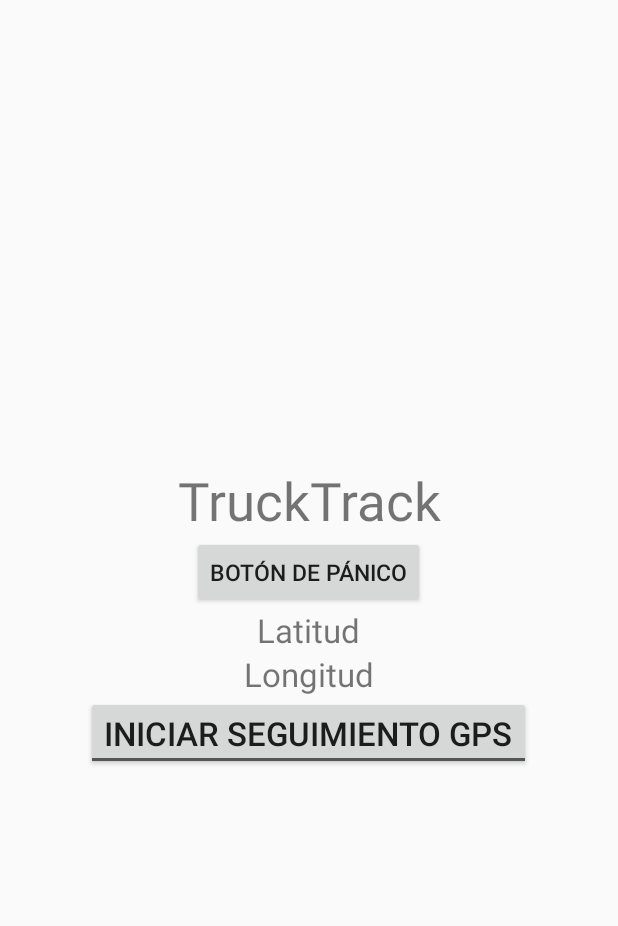
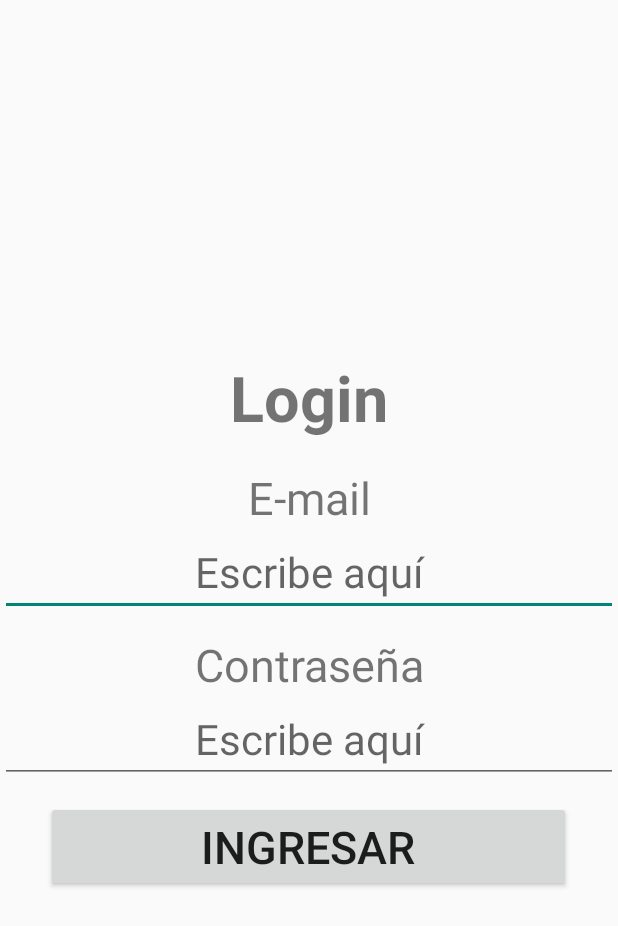
Before and after one commit to JCarlosR/TruckTrack, an Android app: the screen it shows after launch (StartActivity before the commit, LoginActivity after it), on a phone screen of 412 x 824 dp. Shown: the top 926 px of the screen. Run offline under Robolectric (Android 15) with nearby library versions, the phone set to English and light mode, and no system bars.

```diff
--- /dev/null
+++ b/app/src/main/java/com/programacionymas/trucktrack/ui/LoginActivity.java
@@ -0,0 +1,72 @@
+package com.programacionymas.trucktrack.ui;
+
+import android.content.Intent;
+import android.support.v7.app.AppCompatActivity;
+import android.os.Bundle;
+import android.view.View;
+import android.widget.Button;
+import android.widget.EditText;
+import android.widget.Toast;
+
+import com.programacionymas.trucktrack.R;
+import com.programacionymas.trucktrack.io.ApiAdapter;
+import com.programacionymas.trucktrack.io.response.LoginResponse;
+import com.programacionymas.trucktrack.model.User;
+
+import retrofit2.Call;
+import retrofit2.Callback;
+import retrofit2.Response;
+
+public class LoginActivity extends AppCompatActivity implements View.OnClickListener, Callback<LoginResponse> {
+
+    EditText etEmail, etPassword;
+    Button btnLogin;
+
+    @Override
+    protected void onCreate(Bundle savedInstanceState) {
+        super.onCreate(savedInstanceState);
+        setContentView(R.layout.activity_login);
+
+        etEmail = (EditText) findViewById(R.id.etEmail);
+        etPassword = (EditText) findViewById(R.id.etPassword);
+        btnLogin = (Button) findViewById(R.id.btnLogin);
+
+        btnLogin.setOnClickListener(this);
+    }
+
+    @Override
+    public void onClick(View view) {
+        final String email = etEmail.getText().toString();
+        final String password = etPassword.getText().toString();
+
+        Call<LoginResponse> call = ApiAdapter.getApiService().getLogin(email, password);
+        call.enqueue(this);
+    }
+
+    @Override
+    public void onResponse(Call<LoginResponse> call, Response<LoginResponse> response) {
+        if (response.isSuccessful()) {
+            LoginResponse loginResponse = response.body();
+            if (loginResponse.isSuccess()) {
+                final User user = loginResponse.getUser();
+                Toast.makeText(this, "Bienvenido, " + user.getName(), Toast.LENGTH_SHORT).show();
+
+                goToNextActivity();
+            } else {
+                Toast.makeText(this, "Sus datos son incorrectos", Toast.LENGTH_SHORT).show();
+            }
+        }
+    }
+
+    @Override
+    public void onFailure(Call<LoginResponse> call, Throwable t) {
+        Toast.makeText(this, "No hay conexión a internet", Toast.LENGTH_SHORT).show();
+    }
+
+
+    private void goToNextActivity()
+    {
+        Intent intent = new Intent(this, StartActivity.class);
+        startActivity(intent);
+    }
+}
--- /dev/null
+++ b/app/src/main/res/layout/activity_login.xml
@@ -0,0 +1,59 @@
+<?xml version="1.0" encoding="utf-8"?>
+<LinearLayout xmlns:android="http://schemas.android.com/apk/res/android"
+    xmlns:app="http://schemas.android.com/apk/res-auto"
+    xmlns:tools="http://schemas.android.com/tools"
+    android:layout_width="match_parent"
+    android:layout_height="match_parent"
+    android:gravity="center"
+    android:orientation="vertical"
+    tools:context="com.programacionymas.trucktrack.ui.LoginActivity">
+
+    <TextView
+        android:layout_marginTop="8dp"
+        android:text="Login"
+        android:textSize="42sp"
+        android:gravity="center"
+        android:textStyle="bold"
+        android:layout_width="match_parent"
+        android:layout_height="wrap_content" />
+
+    <TextView
+        android:layout_marginTop="18dp"
+        android:text="E-mail"
+        android:textSize="30sp"
+        android:gravity="center"
+        android:layout_width="match_parent"
+        android:layout_height="wrap_content" />
+
+    <EditText
+        android:id="@+id/etEmail"
+        android:textSize="28sp"
+        android:gravity="center"
+        android:hint="Escribe aquí"
+        android:layout_width="match_parent"
+        android:layout_height="wrap_content" />
+
+    <TextView
+        android:layout_marginTop="12dp"
+        android:text="Contraseña"
+        android:textSize="30sp"
+        android:gravity="center"
+        android:layout_width="match_parent"
+        android:layout_height="wrap_content" />
+
+    <EditText
+        android:id="@+id/etPassword"
+        android:gravity="center"
+        android:textSize="28sp"
+        android:hint="Escribe aquí"
+        android:layout_width="match_parent"
+        android:layout_height="wrap_content" />
+
+    <Button
+        android:id="@+id/btnLogin"
+        android:layout_marginTop="12dp"
+        android:textSize="30sp"
+        android:text="Ingresar"
+        android:layout_width="350dp"
+        android:layout_height="wrap_content" />
+</LinearLayout>
--- a/app/src/main/res/layout/activity_start.xml
+++ b/app/src/main/res/layout/activity_start.xml
@@ -4,41 +4,56 @@
     xmlns:tools="http://schemas.android.com/tools"
     android:layout_width="match_parent"
     android:layout_height="match_parent"
+    android:gravity="center"
     android:orientation="vertical"
-    android:gravity="center"
-    tools:context="com.programacionymas.trucktrack.StartActivity">
+    tools:context="com.programacionymas.trucktrack.ui.StartActivity">
 
     <TextView
+        android:layout_width="match_parent"
+        android:layout_height="wrap_content"
+        android:gravity="center"
         android:text="@string/app_name"
         android:textSize="35sp"
-        android:gravity="center"
-        android:layout_width="match_parent"
-        android:layout_height="wrap_content" />
+        android:textStyle="bold" />
 
     <Button
         android:id="@+id/btnPanic"
+        android:layout_width="155dp"
+        android:layout_height="wrap_content"
+        android:background="@color/dark_red"
         android:text="Botón de pánico"
-        android:textSize="15sp"
-        android:layout_width="wrap_content"
-        android:layout_height="wrap_content" />
+        android:textColor="@color/white"
+        android:textSize="15sp" />
 
-    <TextView android:id="@+id/txtLat"
-        android:textSize="22sp"
+    <TextView
+        android:id="@+id/txtLat"
         android:layout_width="wrap_content"
         android:layout_height="wrap_content"
-        android:text="@string/lat" />
+        android:layout_marginTop="20dp"
+        android:text="@string/lat"
+        android:textSize="24sp" />
 
-    <TextView android:id="@+id/txtLng"
-        android:textSize="22sp"
+    <TextView
+        android:id="@+id/txtLng"
         android:layout_width="wrap_content"
         android:layout_height="wrap_content"
-        android:text="@string/lng" />
+        android:text="@string/lng"
+        android:textSize="24sp" />
 
-    <ToggleButton android:id="@+id/btnUpdateGPS"
-        android:textSize="22sp"
-        android:layout_width="wrap_content"
+    <ToggleButton
+        android:id="@+id/btnUpdateGPS"
+        android:layout_width="320dp"
         android:layout_height="wrap_content"
+        android:layout_marginTop="24dp"
+        android:textOff="@string/startGPS"
         android:textOn="@string/stopGPS"
-        android:textOff="@string/startGPS" />
+        android:textSize="22sp" />
 
+    <Button
+        android:id="@+id/btnLogout"
+        android:layout_width="220dp"
+        android:layout_height="wrap_content"
+        android:layout_marginTop="24dp"
+        android:text="Cerrar sesión"
+        android:textSize="22sp" />
 </LinearLayout>
```
Also changed, not shown: app/build.gradle (+10 -6 lines), app/src/main/AndroidManifest.xml (+5 -3 lines), app/src/main/java/com/programacionymas/trucktrack/io/ApiAdapter.java (added, +34 -0 lines), app/src/main/java/com/programacionymas/trucktrack/io/MyApiService.java (added, +33 -0 lines), app/src/main/java/com/programacionymas/trucktrack/io/response/LoginResponse.java (added, +25 -0 lines), app/src/main/java/com/programacionymas/trucktrack/model/User.java (added, +74 -0 lines), app/src/main/java/com/programacionymas/trucktrack/ui/StartActivity.java (renamed from app/src/main/java/com/programacionymas/trucktrack/StartActivity.java, +17 -14 lines).
